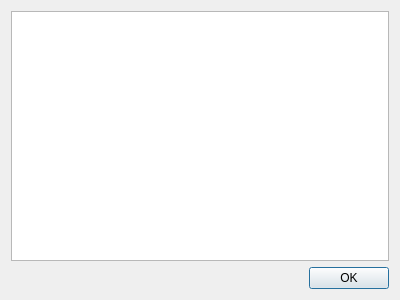
This is src/plugins/qt4projectmanager/showbuildlog.ui in qt-creator/qt-creator as Qt 5 draws it before an edit. The edited form follows.
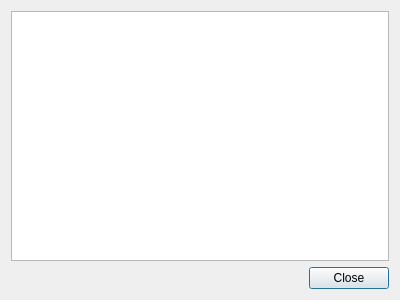
This is the edited form.

Diff of the .ui file:
```diff
--- a/src/plugins/qt4projectmanager/showbuildlog.ui
+++ b/src/plugins/qt4projectmanager/showbuildlog.ui
@@ -30,7 +30,7 @@
       <enum>Qt::Horizontal</enum>
      </property>
      <property name="standardButtons">
-      <set>QDialogButtonBox::Ok</set>
+      <set>QDialogButtonBox::Close</set>
      </property>
     </widget>
    </item>
```
